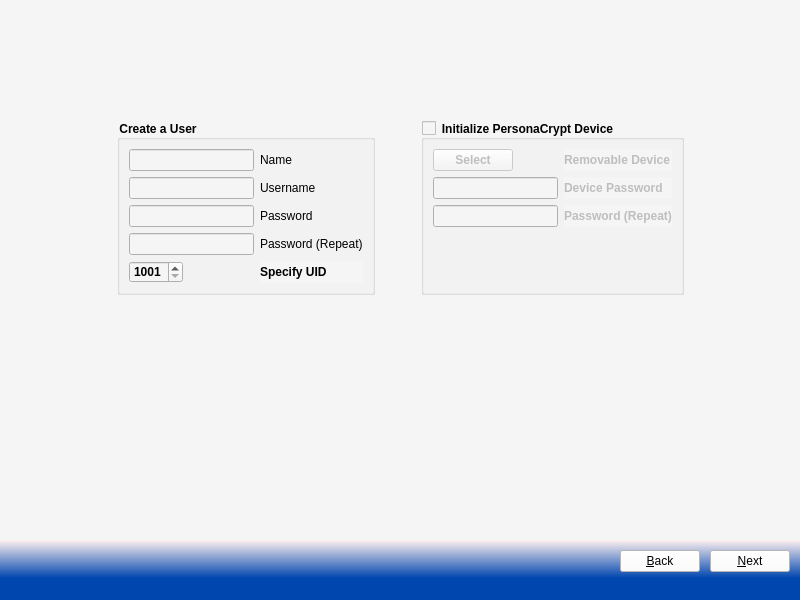
Above: src-qt5/pc-firstbootgui/firstboot.ui from trueos/pcbsd before the change. Below: the same form after it.
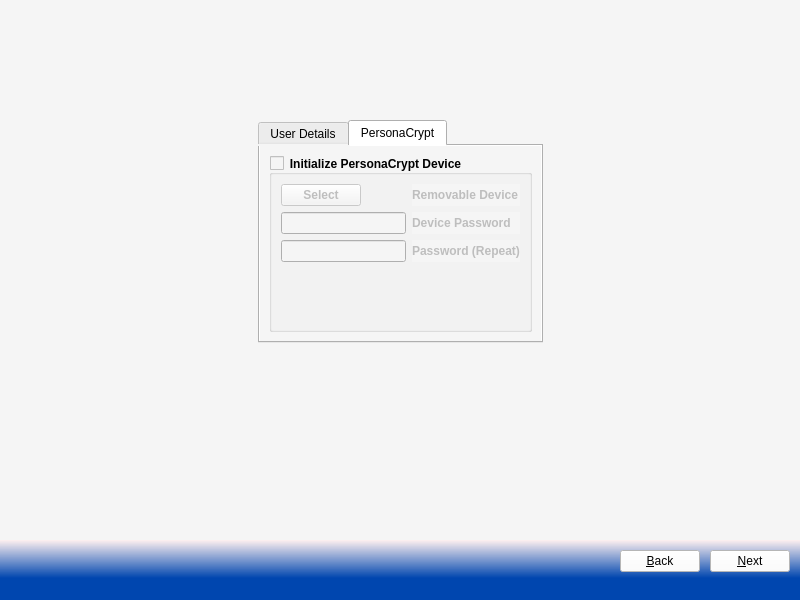
That is the form after the change. The open tabs and pages were chosen to show the change. Icons and pictures are not drawn.

Commit message: Re-arrange how the personacrypt options are shown in the firstboot UI.

The edit to the form file:
```diff
--- a/src-qt5/pc-firstbootgui/firstboot.ui
+++ b/src-qt5/pc-firstbootgui/firstboot.ui
@@ -783,7 +783,7 @@
           </item>
           <item>
            <layout class="QGridLayout" name="gridLayout_6">
-            <item row="0" column="5">
+            <item row="1" column="2">
              <spacer name="horizontalSpacer_15">
               <property name="orientation">
                <enum>Qt::Horizontal</enum>
@@ -799,23 +799,7 @@
               </property>
              </spacer>
             </item>
-            <item row="0" column="3">
-             <spacer name="horizontalSpacer_27">
-              <property name="orientation">
-               <enum>Qt::Horizontal</enum>
-              </property>
-              <property name="sizeType">
-               <enum>QSizePolicy::Preferred</enum>
-              </property>
-              <property name="sizeHint" stdset="0">
-               <size>
-                <width>40</width>
-                <height>20</height>
-               </size>
-              </property>
-             </spacer>
-            </item>
-            <item row="0" column="0">
+            <item row="1" column="0">
              <spacer name="horizontalSpacer_14">
               <property name="orientation">
                <enum>Qt::Horizontal</enum>
@@ -831,7 +815,17 @@
               </property>
              </spacer>
             </item>
-            <item row="0" column="1" colspan="2">
+            <item row="1" column="1">
+             <widget class="QTabWidget" name="tabWidget">
+              <property name="currentIndex">
+               <number>0</number>
+              </property>
+              <widget class="QWidget" name="tab">
+               <attribute name="title">
+                <string>User Details</string>
+               </attribute>
+               <layout class="QVBoxLayout" name="verticalLayout_3">
+                <item>
              <widget class="QGroupBox" name="groupBox_2">
               <property name="sizePolicy">
                <sizepolicy hsizetype="Expanding" vsizetype="Minimum">
@@ -960,7 +954,14 @@
               </layout>
              </widget>
             </item>
-            <item row="0" column="4">
+               </layout>
+              </widget>
+              <widget class="QWidget" name="tab_2">
+               <attribute name="title">
+                <string>PersonaCrypt</string>
+               </attribute>
+               <layout class="QVBoxLayout" name="verticalLayout_6">
+                <item>
              <widget class="QGroupBox" name="group_usePC">
               <property name="sizePolicy">
                <sizepolicy hsizetype="Expanding" vsizetype="Minimum">
@@ -1054,6 +1055,10 @@
                 </widget>
                </item>
               </layout>
+                 </widget>
+                </item>
+               </layout>
+              </widget>
              </widget>
             </item>
            </layout>
```
Lines whose indentation alone changed are shown as unchanged.
